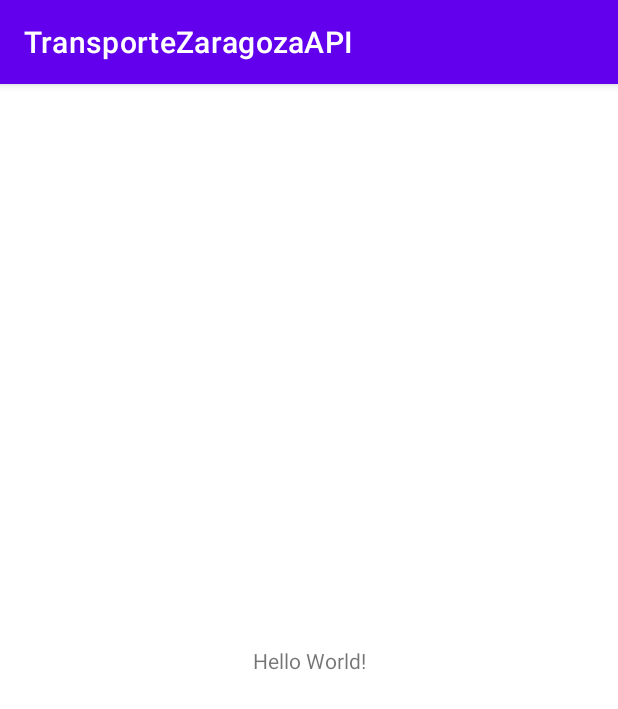
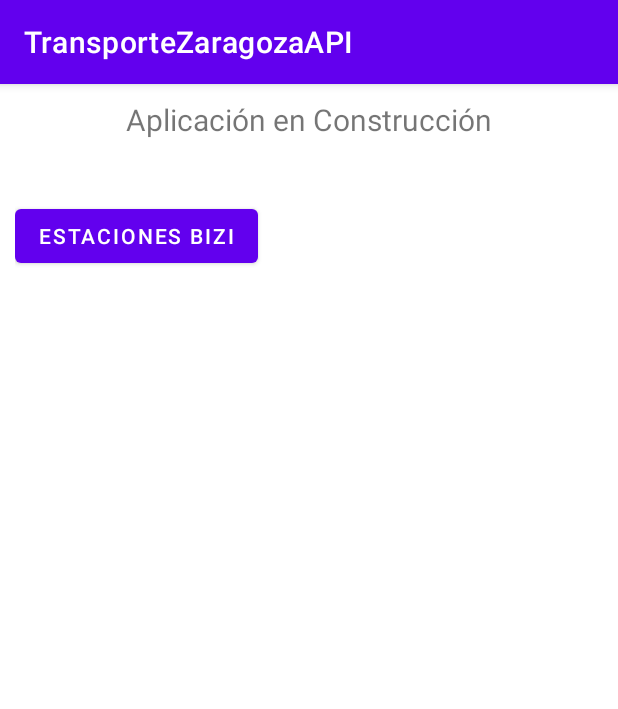
Before and after one commit to scalahorra/urbano-zaragoza-api-java, an Android app: the screen it shows after launch (MainActivity), on a phone screen of 412 x 824 dp. Shown: the top 709 px of the screen. Run offline under Robolectric (Android 15) with nearby library versions, the phone set to English and light mode, and no system bars.

Commit message:
Creo el menú principal y añado el botón hacia bicicletas

```diff
--- a/app/src/main/res/layout/activity_main.xml
+++ b/app/src/main/res/layout/activity_main.xml
@@ -7,12 +7,37 @@
     tools:context=".MainActivity">
 
     <TextView
-        android:layout_width="wrap_content"
+        android:id="@+id/tv_mainTitle"
+        android:layout_width="match_parent"
         android:layout_height="wrap_content"
-        android:text="Hello World!"
-        app:layout_constraintBottom_toBottomOf="parent"
-        app:layout_constraintLeft_toLeftOf="parent"
-        app:layout_constraintRight_toRightOf="parent"
+        android:layout_marginTop="10dp"
+        android:gravity="center"
+        android:text="@string/tv_titleMain"
+        android:textSize="20dp"
+        app:layout_constraintStart_toStartOf="parent"
         app:layout_constraintTop_toTopOf="parent" />
 
+    <TableLayout
+        android:layout_width="match_parent"
+        android:layout_height="wrap_content"
+        android:layout_marginStart="10dp"
+        android:layout_marginTop="40dp"
+        android:layout_marginEnd="10dp"
+        app:layout_constraintEnd_toEndOf="parent"
+        app:layout_constraintStart_toStartOf="@id/tv_mainTitle"
+        app:layout_constraintTop_toBottomOf="@+id/tv_mainTitle">
+
+        <TableRow
+            android:layout_width="match_parent"
+            android:layout_height="match_parent">
+
+            <Button
+                android:id="@+id/btn_irBicicletas"
+                android:layout_width="wrap_content"
+                android:layout_height="wrap_content"
+                android:text="@string/btn_irBicicletas"
+                android:textSize="14sp" />
+        </TableRow>
+
+    </TableLayout>
 </androidx.constraintlayout.widget.ConstraintLayout>
--- a/app/src/main/res/values/strings.xml
+++ b/app/src/main/res/values/strings.xml
@@ -1,3 +1,5 @@
 <resources>
     <string name="app_name">TransporteZaragozaAPI</string>
+    <string name="tv_titleMain">Aplicación en Construcción</string>
+    <string name="btn_irBicicletas">Estaciones Bizi</string>
 </resources>
```
